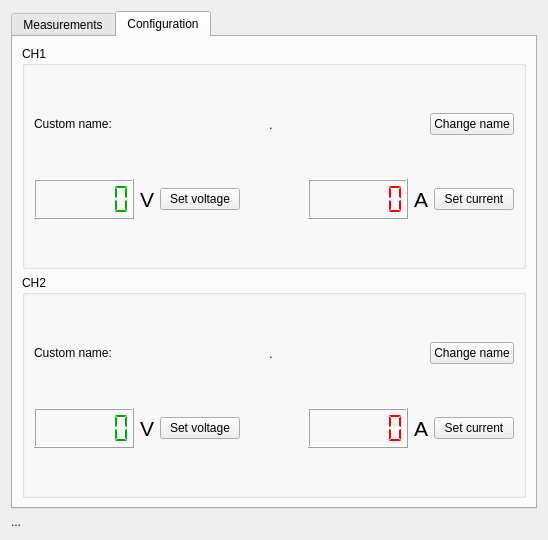
Before: the Qt Designer form ELITPCdcs/clientGUI/forms/lvpsuwidget.ui in m-fila/ELITPCdcs, drawn with Qt 5.
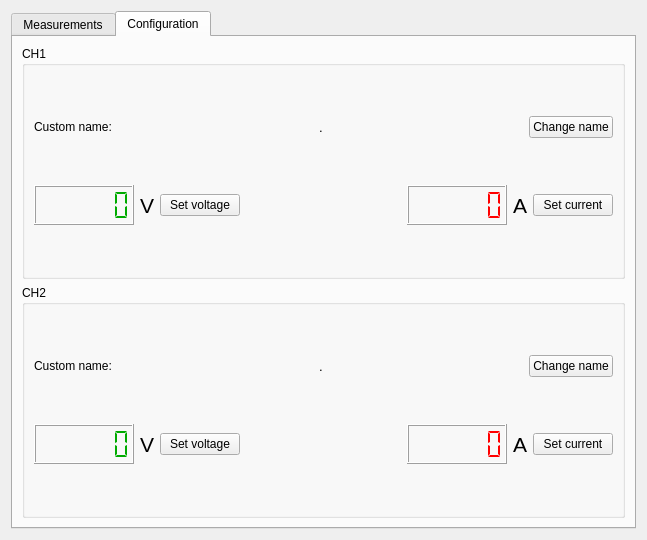
After: the same form once the commit is applied. The open tabs and pages were chosen to show the change.

Diff of the .ui file:
```diff
--- a/ELITPCdcs/clientGUI/forms/lvpsuwidget.ui
+++ b/ELITPCdcs/clientGUI/forms/lvpsuwidget.ui
@@ -6,7 +6,7 @@
    <rect>
     <x>0</x>
     <y>0</y>
-    <width>548</width>
+    <width>647</width>
     <height>540</height>
    </rect>
   </property>
@@ -1311,13 +1311,6 @@
      </widget>
     </widget>
    </item>
-   <item>
-    <widget class="QLabel" name="statusLabel">
-     <property name="text">
-      <string>...</string>
-     </property>
-    </widget>
-   </item>
   </layout>
  </widget>
  <resources/>
```
Left out of the diff: 2 changed lines with no effect on the pictures.
